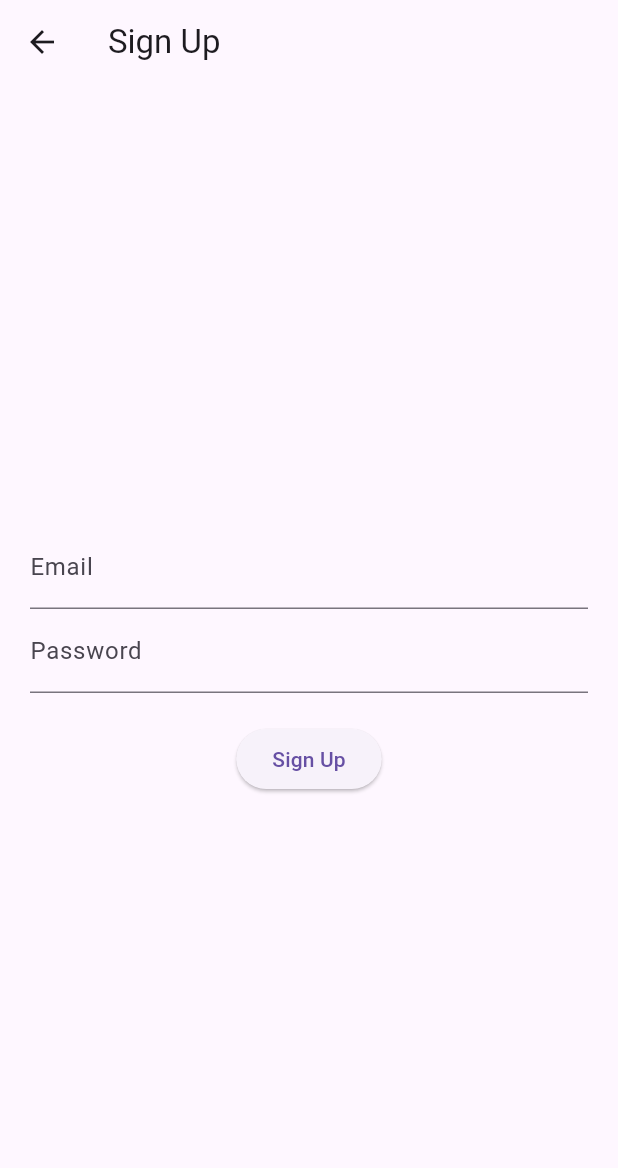
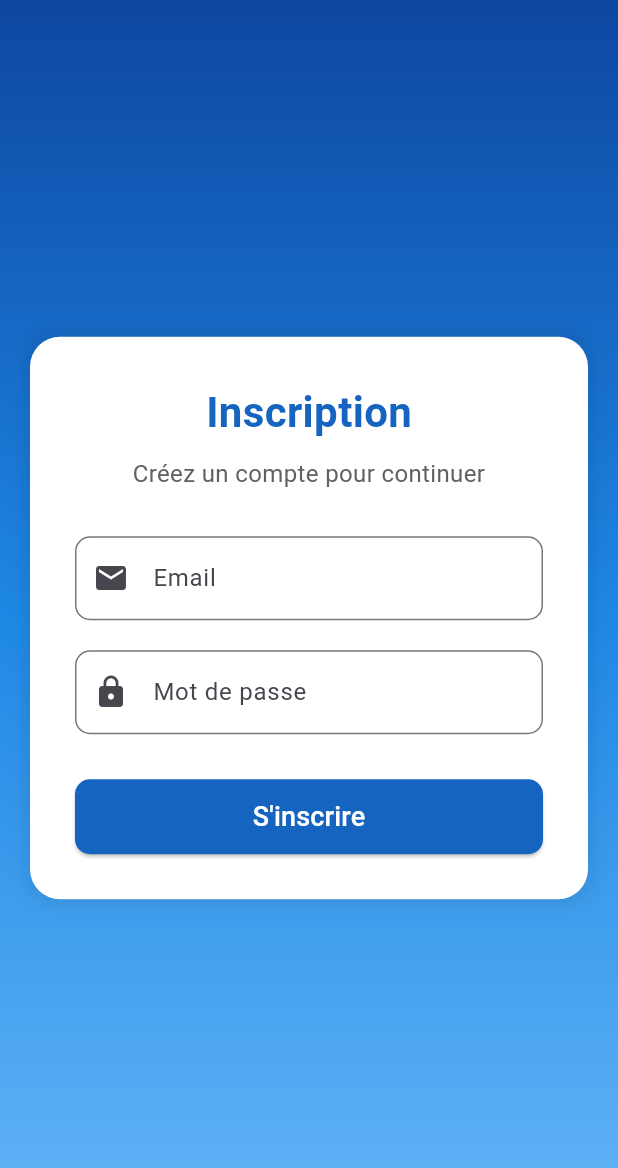
Before and after one commit to NOUTAILAA/OCR-OPENCV-Flutter, a Flutter app: the SignUpScreen screen opened directly, on a phone screen of 412 x 824 dp. Shown: the top 1168 px of the screen. Run offline on Flutter 3.47's test engine with Material 3 defaults, Android fonts, the phone set to English and light mode, and no system bars; our stand-ins replace fluttertoast, image_picker.

Commit message:
add style sign  up screen

```diff
--- a/lib/screens/signup_screen.dart
+++ b/lib/screens/signup_screen.dart
@@ -19,7 +19,7 @@ class _SignUpScreenState extends State<SignUpScreen> {
 
     if (result) {
       Fluttertoast.showToast(msg: "Registration Successful! Check your email.");
-      Navigator.pop(context);  // Retour au login après l'inscription
+      Navigator.pop(context);
     } else {
       Fluttertoast.showToast(msg: "Registration Failed!");
     }
@@ -28,27 +28,96 @@ class _SignUpScreenState extends State<SignUpScreen> {
   @override
   Widget build(BuildContext context) {
     return Scaffold(
-      appBar: AppBar(title: Text("Sign Up")),
-      body: Padding(
+      body: Container(
+        decoration: BoxDecoration(
+          gradient: LinearGradient(
+            begin: Alignment.topCenter,
+            end: Alignment.bottomCenter,
+            colors: [
+              Colors.blue.shade900,
+              Colors.blue.shade600,
+              Colors.blue.shade300,
+            ],
+          ),
+        ),
+        child: Center(
+          child: Padding(
             padding: const EdgeInsets.all(20.0),
+            child: Container(
+              padding: EdgeInsets.all(30),
+              decoration: BoxDecoration(
+                color: Colors.white,
+                borderRadius: BorderRadius.circular(20),
+                boxShadow: [
+                  BoxShadow(
+                    color: Colors.black.withOpacity(0.1),
+                    blurRadius: 10,
+                    spreadRadius: 2,
+                  ),
+                ],
+              ),
               child: Column(
-          mainAxisAlignment: MainAxisAlignment.center,
+                mainAxisSize: MainAxisSize.min,
                 children: [
+                  Text(
+                    "Inscription",
+                    style: TextStyle(
+                      fontSize: 28,
+                      fontWeight: FontWeight.bold,
+                      color: Colors.blue.shade800,
+                    ),
+                  ),
+                  SizedBox(height: 10),
+                  Text(
+                    "Créez un compte pour continuer",
+                    textAlign: TextAlign.center,
+                    style: TextStyle(
+                      fontSize: 16,
+                      color: Colors.grey.shade700,
+                    ),
+                  ),
+                  SizedBox(height: 30),
                   TextField(
                     controller: emailController,
-              decoration: InputDecoration(labelText: "Email"),
+                    decoration: InputDecoration(
+                      labelText: "Email",
+                      prefixIcon: Icon(Icons.email),
+                      border: OutlineInputBorder(
+                        borderRadius: BorderRadius.circular(10),
                       ),
+                    ),
+                  ),
+                  SizedBox(height: 20),
                   TextField(
                     controller: passwordController,
-              decoration: InputDecoration(labelText: "Password"),
+                    decoration: InputDecoration(
+                      labelText: "Mot de passe",
+                      prefixIcon: Icon(Icons.lock),
+                      border: OutlineInputBorder(
+                        borderRadius: BorderRadius.circular(10),
+                      ),
+                    ),
                     obscureText: true,
                   ),
-            SizedBox(height: 20),
+                  SizedBox(height: 30),
                   ElevatedButton(
                     onPressed: register,
-              child: Text("Sign Up"),
+                    style: ElevatedButton.styleFrom(
+                      backgroundColor: Colors.blue.shade800,
+                      minimumSize: Size(double.infinity, 50),
+                      shape: RoundedRectangleBorder(
+                        borderRadius: BorderRadius.circular(10),
+                      ),
+                    ),
+                    child: Text(
+                      "S'inscrire",
+                      style: TextStyle(fontSize: 18, color: Colors.white),
+                    ),
                   ),
                 ],
+              ),
+            ),
+          ),
         ),
       ),
     );
```
Lines whose indentation alone changed are shown as unchanged.
